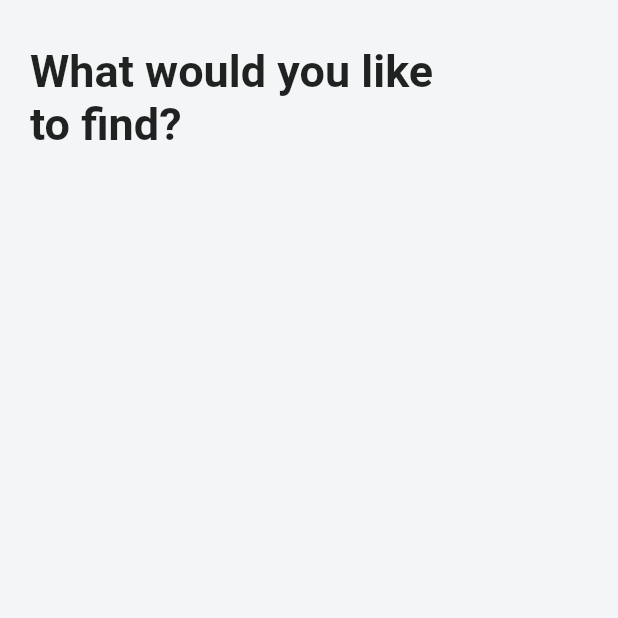
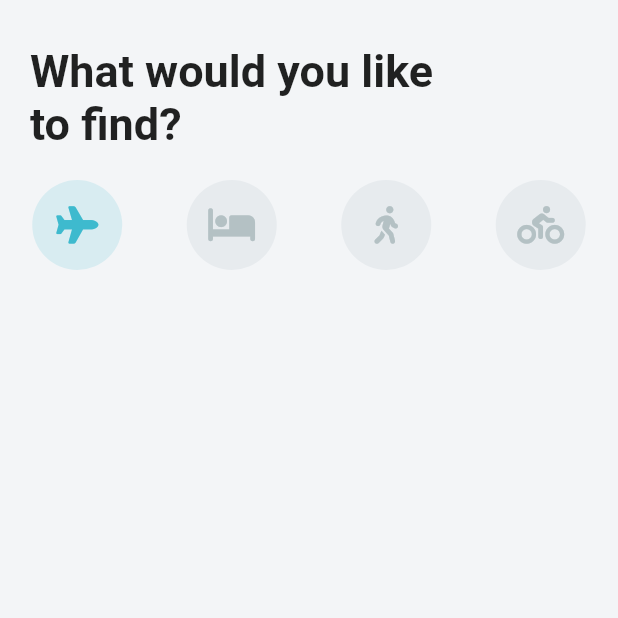
Before and after one commit to fidelisnwabisi/flutter_travel_ui, a Flutter app: the screen it shows after launch, on a phone screen of 412 x 824 dp, the top half of it. Run offline on Flutter 3.47's test engine with Material 2 defaults, Android fonts, the phone set to English and light mode, and no system bars; our stand-ins replace font_awesome_flutter.

Commit message:
added _icons and made it clicable with _buildIcon

```diff
--- a/lib/screens/home_screen.dart
+++ b/lib/screens/home_screen.dart
@@ -1,19 +1,59 @@
 import 'package:flutter/material.dart';
+import 'package:font_awesome_flutter/font_awesome_flutter.dart';
 
 class HomeScreen extends StatefulWidget {
+  const HomeScreen({super.key});
+
   @override
   _HomeScreenState createState() => _HomeScreenState();
 }
 
 class _HomeScreenState extends State<HomeScreen> {
+  int _selectedIndex = 0;
+  final List<IconData> _icons = [
+    FontAwesomeIcons.plane,
+    FontAwesomeIcons.bed,
+    FontAwesomeIcons.personWalking,
+    FontAwesomeIcons.personBiking,
+  ];
+
+  _buildIcon(int index) {
+    return GestureDetector(
+      onTap: () {
+        setState(() {
+          _selectedIndex = index;
+        });
+        // TODO: inmplement the code/logic to change the list
+        //view builder in destination carosel here
+      },
+      child: Container(
+        height: 60,
+        width: 60,
+        decoration: BoxDecoration(
+          color: _selectedIndex == index
+              ? Theme.of(context).hintColor
+              : const Color(0xFFE7EBEE),
+          borderRadius: BorderRadius.circular(30),
+        ),
+        child: Icon(
+          _icons[index],
+          size: 25,
+          color: _selectedIndex == index
+              ? Theme.of(context).primaryColor
+              : const Color(0xFFB4C1C4),
+        ),
+      ),
+    );
+  }
+
   @override
   Widget build(BuildContext context) {
     return Scaffold(
       body: SafeArea(
         child: ListView(
           padding: const EdgeInsets.symmetric(vertical: 30),
-          children: const [
-            Padding(
+          children: [
+            const Padding(
               padding: EdgeInsets.only(left: 20, right: 120),
               child: Text(
                 "What would you like to find?",
@@ -22,7 +62,12 @@ class _HomeScreenState extends State<HomeScreen> {
                   fontWeight: FontWeight.bold,
                 ),
               ),
-            )
+            ),
+            const SizedBox(height: 20),
+            Row(
+                mainAxisAlignment: MainAxisAlignment.spaceAround,
+                children:
+                    List.generate(_icons.length, (index) => _buildIcon(index)))
           ],
         ),
       ),
```
